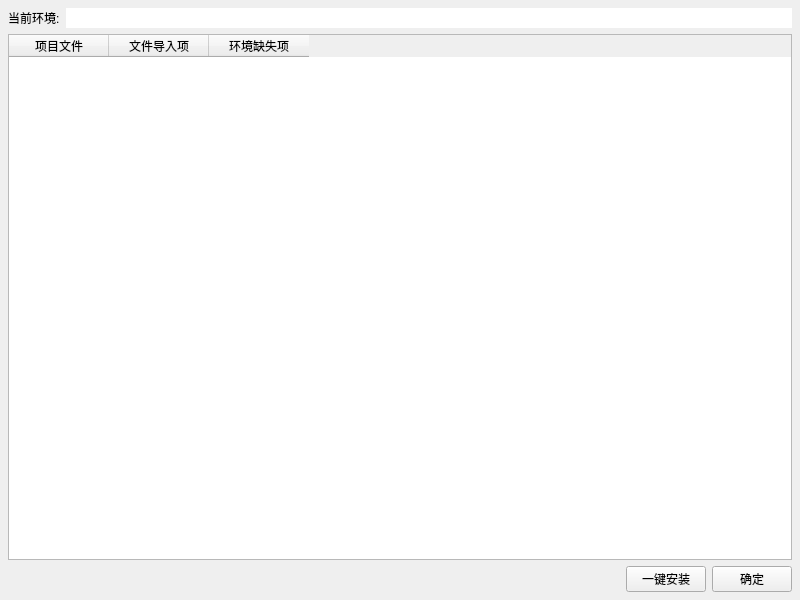
Qt form ui/imports_check.ui (hrpzcf/AwesomePyKit) before a commit.
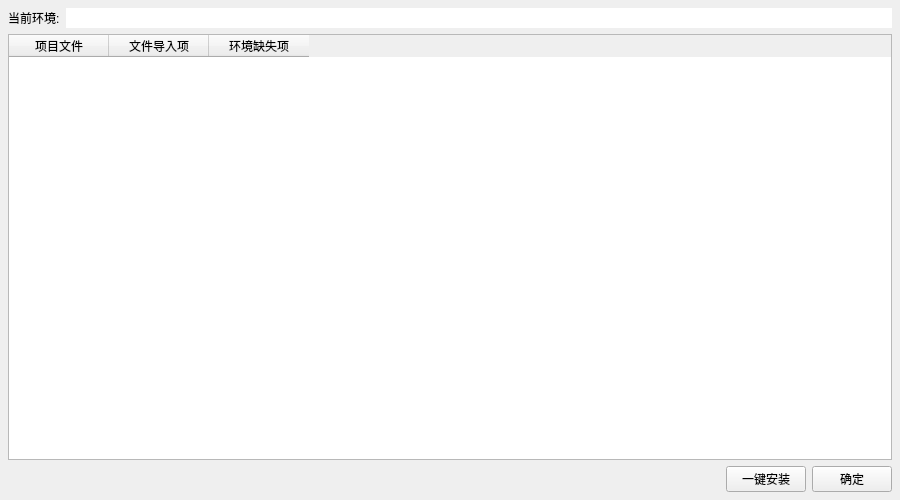
The same form after that commit.

Commit message: 程序打包工具的环境检查窗口加宽减高

```diff
--- a/ui/imports_check.ui
+++ b/ui/imports_check.ui
@@ -9,8 +9,8 @@
    <rect>
     <x>0</x>
     <y>0</y>
-    <width>800</width>
-    <height>600</height>
+    <width>900</width>
+    <height>500</height>
    </rect>
   </property>
   <property name="windowTitle">
```
The commit also changes 1 other file.
